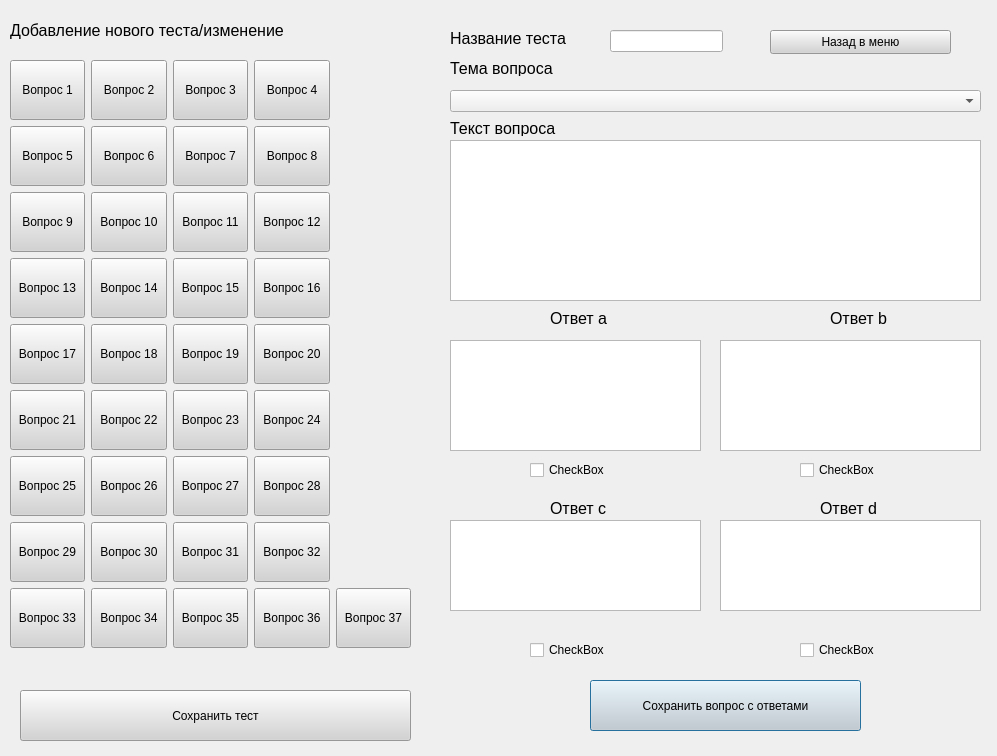
This is temp_ui/add_test.ui in Saatarko/Auduit_test as Qt 5 draws it before an edit. The edited form follows.
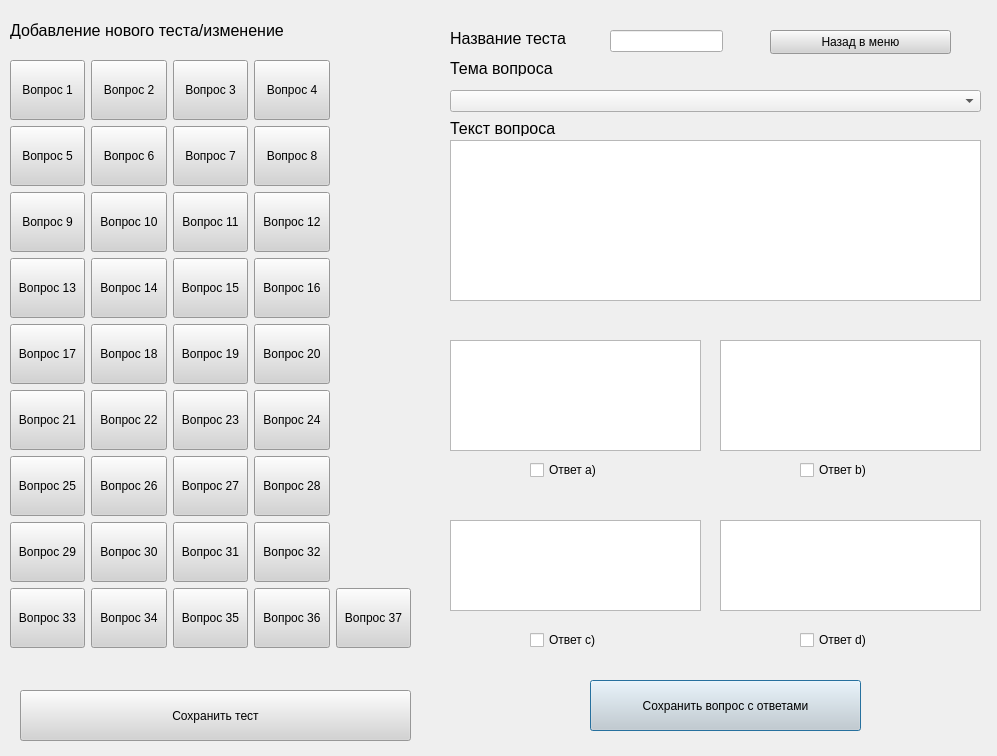
This is the edited form.

```diff
--- a/temp_ui/add_test.ui
+++ b/temp_ui/add_test.ui
@@ -37,7 +37,7 @@
     </rect>
    </property>
    <property name="text">
-    <string>CheckBox</string>
+    <string>Ответ b)</string>
    </property>
   </widget>
   <widget class="QPushButton" name="btn_accept_answer">
@@ -550,13 +550,13 @@
    <property name="geometry">
     <rect>
      <x>530</x>
-     <y>640</y>
+     <y>630</y>
      <width>79</width>
      <height>20</height>
     </rect>
    </property>
    <property name="text">
-    <string>CheckBox</string>
+    <string>Ответ с)</string>
    </property>
   </widget>
   <widget class="QCheckBox" name="checkBox_answer_a">
@@ -569,20 +569,20 @@
     </rect>
    </property>
    <property name="text">
-    <string>CheckBox</string>
+    <string>Ответ а)</string>
    </property>
   </widget>
   <widget class="QCheckBox" name="checkBox_answer_d">
    <property name="geometry">
     <rect>
      <x>800</x>
-     <y>640</y>
+     <y>630</y>
      <width>79</width>
      <height>20</height>
     </rect>
    </property>
    <property name="text">
-    <string>CheckBox</string>
+    <string>Ответ d)</string>
    </property>
   </widget>
   <widget class="QLabel" name="label">
@@ -704,78 +704,6 @@
     </rect>
    </property>
   </widget>
-  <widget class="QLabel" name="label_3">
-   <property name="geometry">
-    <rect>
-     <x>550</x>
-     <y>310</y>
-     <width>61</width>
-     <height>16</height>
-    </rect>
-   </property>
-   <property name="font">
-    <font>
-     <pointsize>12</pointsize>
-    </font>
-   </property>
-   <property name="text">
-    <string>Ответ а</string>
-   </property>
-  </widget>
-  <widget class="QLabel" name="label_4">
-   <property name="geometry">
-    <rect>
-     <x>830</x>
-     <y>310</y>
-     <width>61</width>
-     <height>16</height>
-    </rect>
-   </property>
-   <property name="font">
-    <font>
-     <pointsize>12</pointsize>
-    </font>
-   </property>
-   <property name="text">
-    <string>Ответ b</string>
-   </property>
-  </widget>
-  <widget class="QLabel" name="label_5">
-   <property name="geometry">
-    <rect>
-     <x>550</x>
-     <y>500</y>
-     <width>61</width>
-     <height>16</height>
-    </rect>
-   </property>
-   <property name="font">
-    <font>
-     <pointsize>12</pointsize>
-    </font>
-   </property>
-   <property name="text">
-    <string>Ответ c</string>
-   </property>
-  </widget>
-  <widget class="QLabel" name="label_6">
-   <property name="geometry">
-    <rect>
-     <x>820</x>
-     <y>500</y>
-     <width>61</width>
-     <height>16</height>
-    </rect>
-   </property>
-   <property name="font">
-    <font>
-     <pointsize>12</pointsize>
-    </font>
-   </property>
-   <property name="text">
-    <string>Ответ d</string>
-   </property>
-  </widget>
   <widget class="QLabel" name="label_7">
    <property name="geometry">
     <rect>
```
